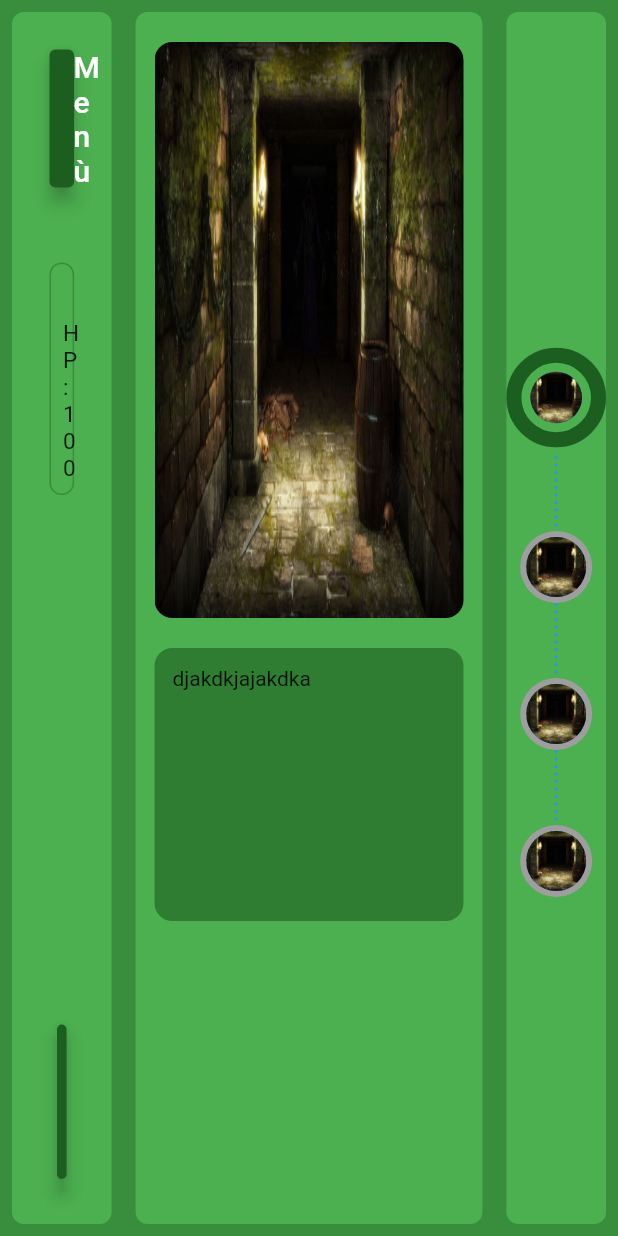
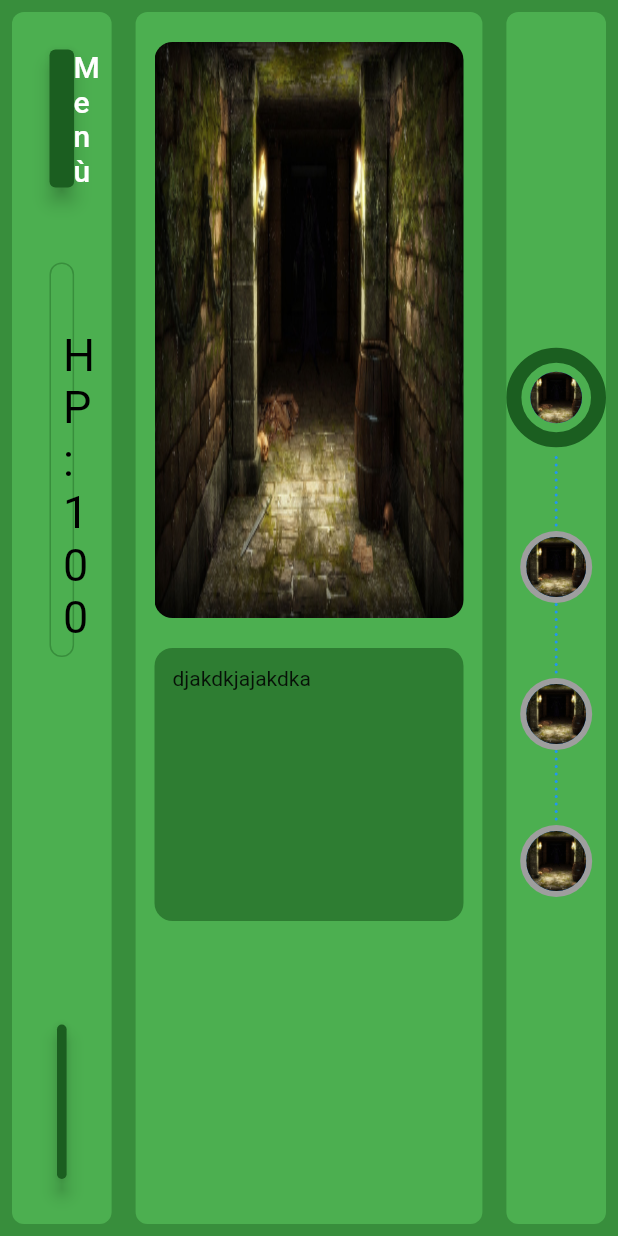
Before and after one commit to GiuseppeDaidone/IngSwUnibg21, a Flutter app: the PaginaGiocatore screen opened directly, on a phone screen of 412 x 824 dp. Run offline on Flutter 3.47's test engine with Material 2 defaults, Android fonts, the light colour scheme and no system bars; drawn by our look-alikes of animated_text_kit; our stand-ins replace google_fonts, im_stepper.

Commit message:
added animation to healt indicator and new fonts

```diff
--- a/codice/lib/screens/pagina giocatore/prima colonna/prima_colonna.dart
+++ b/codice/lib/screens/pagina giocatore/prima colonna/prima_colonna.dart
@@ -1,6 +1,8 @@
+import 'package:animated_text_kit/animated_text_kit.dart';
 import 'package:codice/model/personaggio.dart';
 import 'package:codice/screens/pagina%20giocatore/prima%20colonna/pulsante_inventario.dart';
 import 'package:codice/screens/pagina%20giocatore/prima%20colonna/pulsante_menu.dart';
+import 'package:codice/theme/game_fonts.dart';
 import 'package:codice/theme/game_theme.dart';
 import 'package:flutter/material.dart';
 import 'package:provider/provider.dart';
@@ -47,13 +49,20 @@ class PrimaColonna extends StatelessWidget {
                   // Nome personaggio
                   Text(
                     personaggio.nome,
-                    style: const TextStyle(fontSize: 25),
+                    style: GameFonts().hallelujaFontBlack(size: 30),
                   ),
 
                   // Salute Attuale
-                  Text(
-                    "HP: " + personaggio.salute.toString(),
-                    style: const TextStyle(fontSize: 15),
+                  AnimatedTextKit(
+                    isRepeatingAnimation: false,
+                    key: UniqueKey(),
+                    animatedTexts: [
+                      TypewriterAnimatedText(
+                        "HP: " + personaggio.salute.toString(),
+                        speed: const Duration(milliseconds: 300),
+                        textStyle: GameFonts().hallelujaFontBlack(size: 30),
+                      )
+                    ],
                   ),
                 ],
               ),
--- a/codice/lib/screens/pagina giocatore/seconda colonna/seconda_colonna.dart
+++ b/codice/lib/screens/pagina giocatore/seconda colonna/seconda_colonna.dart
@@ -31,7 +31,7 @@ class _SecondaColonnaState extends State<SecondaColonna> {
         _stanzaCorrente = partita.getStanzaCorrente();
         _azioniDisponibili = _stanzaCorrente.azioniDisponibili;
         _nemico = _stanzaCorrente.nemico;
-        var cc = TyperAnimatedText(_stanzaCorrente.dialogoCorrente);
+//        var cc = TyperAnimatedText(_stanzaCorrente.dialogoCorrente);
 
         return Stack(
           children: [
@@ -135,7 +135,11 @@ class _SecondaColonnaState extends State<SecondaColonna> {
                                   partita.updateState();
                                 },
                                 isRepeatingAnimation: false,
-                                animatedTexts: [cc],
+                                animatedTexts: [
+                                  TypewriterAnimatedText(
+                                      _stanzaCorrente.dialogoCorrente,
+                                      speed: const Duration(milliseconds: 60))
+                                ],
                               ),
                             ),
                           ),
--- a/codice/lib/theme/game_fonts.dart
+++ b/codice/lib/theme/game_fonts.dart
@@ -12,4 +12,13 @@ class GameFonts {
       ),
     );
   }
+
+  TextStyle hallelujaFontBlack({double? size}) {
+    return GoogleFonts.gloriaHallelujah(
+      textStyle: TextStyle(
+        fontSize: size,
+      color: Colors.black,
+      ),
+    );
+  }
 }
```
